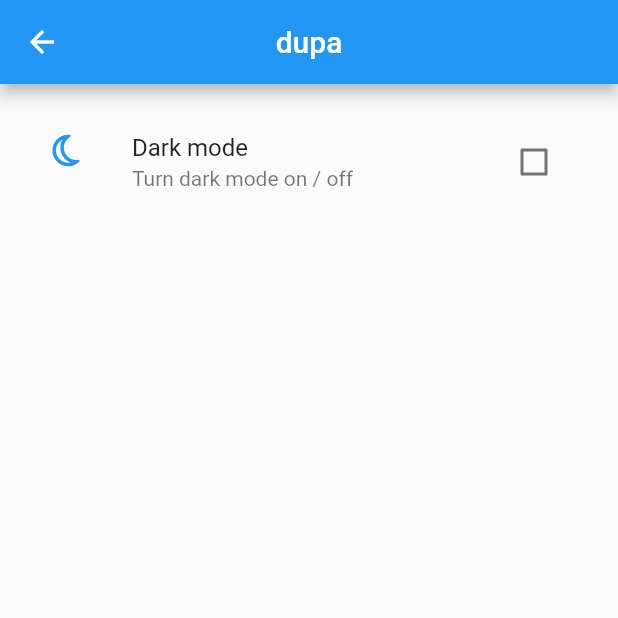
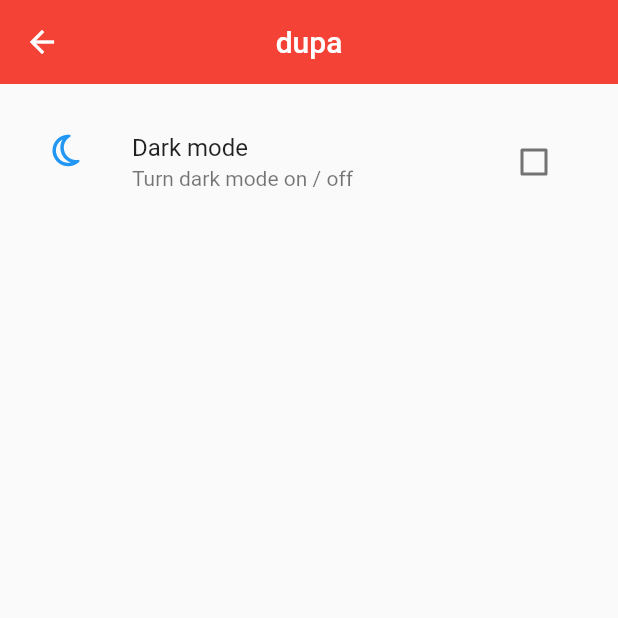
Before and after one commit to PatrykWysocki5140/fueler, a Flutter app: the screen it shows after launch, after a tap on the "settings" icon, on a phone screen of 412 x 824 dp, the top half of it. Run offline on Flutter 3.47's test engine with Material 2 defaults, Android fonts, the phone set to English and light mode, and no system bars; our stand-ins replace font_awesome_flutter, shared_preferences; generated files the repository leaves out were written again.

Commit message:
theme notifier fix

```diff
--- a/lib/main.dart
+++ b/lib/main.dart
@@ -3,6 +3,7 @@ import 'package:flutter_gen/gen_l10n/app_localizations.dart';
 import 'package:flutter_localizations/flutter_localizations.dart';
 import 'package:fueler/notifiers/LanguageNotifier.dart';
 import 'package:fueler/notifiers/ThemeNotifier.dart';
+import 'package:fueler/settings/themes/styles.dart';
 import 'package:fueler/widgets/language-switcher.dart';
 import 'package:fueler/widgets/theme_mode.dart';
 import 'package:provider/provider.dart';
@@ -13,20 +14,24 @@ void main() async {
       ChangeNotifierProvider(create: (context) => LanguageNotifier()),
       ChangeNotifierProvider<NightMode>.value(value: NightMode())
     ],
-    child: MyApp(),
+    child: const MyApp(),
   ));
 }
 
 class MyApp extends StatelessWidget {
-  //const MyApp({Key? key}) : super(key: key);
+  const MyApp({Key? key}) : super(key: key);
 
   @override
-  Widget build(BuildContext context) {
-    NightMode usertheme = Provider.of<NightMode>(context);
-    return Consumer<LanguageNotifier>(
-        builder: (context, languages, child) => MaterialApp(
+  Widget build(BuildContext context) => Consumer<NightMode>(
+      builder: (context, nightMode, child) => Consumer<LanguageNotifier>(
+          builder: (context, languages, child) => FutureBuilder<ThemeData>(
+              future: nightMode.getTheme(),
+              initialData: Styles.themeData(false),
+              builder: (BuildContext context,
+                      AsyncSnapshot<ThemeData> themeData) =>
+                  MaterialApp(
                       title: 'test apki',
-            theme: usertheme.getTheme(),
+                      theme: themeData.data,
                       localizationsDelegates: const [
                         AppLocalizations.delegate,
                         GlobalMaterialLocalizations.delegate,
@@ -36,9 +41,8 @@ class MyApp extends StatelessWidget {
                       supportedLocales:
                           languages.languages.entries.map((e) => Locale(e.key)),
                       locale: Locale(languages.language.key),
-            home: child ?? const SizedBox.shrink()),
-        child: const MyHomePage(title: 'Flutter Demo Home Page'));
-  }
+                      home: child ?? const SizedBox.shrink())),
+          child: const MyHomePage(title: 'Flutter Demo Home Page')));
 }
 
 class MyHomePage extends StatefulWidget {
@@ -87,8 +91,6 @@ class _MyHomePageState extends State<MyHomePage> {
               tooltip: 'Increment',
               child: const Icon(Icons.plus_one),
             )
-
-            ///
           ],
         ),
       ),
--- a/lib/notifiers/ThemeNotifier.dart
+++ b/lib/notifiers/ThemeNotifier.dart
@@ -1,75 +1,19 @@
 import 'package:flutter/material.dart';
 import 'package:fueler/settings/themes/styles.dart';
-import 'package:provider/provider.dart';
 import 'package:shared_preferences/shared_preferences.dart';
 
-/*
 class NightMode extends ChangeNotifier {
-  ThemeData themeMode = ThemeData.light();
-  bool _isEnabled = false;
-  set userthemeMode(ThemeData themedata) {
-    themeMode = themedata;
+  final String preferencesKey = "dark_mode_enabled";
+
+  Future<ThemeData> getTheme() => SharedPreferences.getInstance().then(
+      (value) => Styles.themeData(value.getBool(preferencesKey) ?? false));
+
+  Future<bool> get enabled => SharedPreferences.getInstance()
+      .then((value) => value.getBool(preferencesKey) ?? false);
+
+  Future<void> switchTheme() async {
+    await SharedPreferences.getInstance().then((value) => value.setBool(
+        preferencesKey, !(value.getBool(preferencesKey) ?? true)));
     notifyListeners();
   }
-
-  getTheme() {
-    var themevalue;
-    SharedPreferences.getInstance().then((v) {
-      themevalue = v.getBool("night_mode_enabled");
-    }).then((_) {
-      if (themevalue) {
-        themeMode = ThemeData.dark();
-        notifyListeners();
-        _isEnabled = true;
-      }
-    });
-
-    return themeMode;
-  }
-
-  set enabled(value) {
-    _isEnabled = value;
-    SharedPreferences.getInstance().then((v) {
-      v.setBool("night_mode_enabled", _isEnabled);
-    });
-  }
-
-  getEnabled() {
-    return _isEnabled;
-  }
 }
-*/
-class NightMode extends ChangeNotifier {
-  ThemeData themeMode = ThemeData.light();
-  bool _isEnabled = false;
-  set userthemeMode(ThemeData themedata) {
-    themeMode = themedata;
-    notifyListeners();
-  }
-
-  getTheme() {
-    var themevalue;
-    SharedPreferences.getInstance().then((v) {
-      themevalue = v.getBool("night_mode_enabled");
-    }).then((_) {
-      if (themevalue) {
-        themeMode = Styles.themeData(true);
-        notifyListeners();
-        _isEnabled = true;
-      }
-    });
-
-    return themeMode;
-  }
-
-  set enabled(value) {
-    _isEnabled = value;
-    SharedPreferences.getInstance().then((v) {
-      v.setBool("night_mode_enabled", _isEnabled);
-    });
-  }
-
-  getEnabled() {
-    return _isEnabled;
-  }
-}
--- a/lib/widgets/theme_mode.dart
+++ b/lib/widgets/theme_mode.dart
@@ -11,8 +11,6 @@ class Settings extends StatefulWidget {
 }
 
 class _SettingsState extends State<Settings> {
-  // ignore: prefer_typing_uninitialized_variables
-  var checked;
   @override
   Widget build(BuildContext context) {
     return Scaffold(
@@ -35,10 +33,12 @@ class _SettingsState extends State<Settings> {
   }
 
   Widget settingsWidget(name, icon, context) {
-    NightMode usertheme = Provider.of<NightMode>(context);
-    checked = usertheme.getEnabled();
-
-    return ListTile(
+    return Consumer<NightMode>(
+        builder: (context, nightMode, child) => FutureBuilder(
+            future: nightMode.enabled,
+            initialData: false,
+            builder: (BuildContext context, AsyncSnapshot<bool> snapshot) =>
+                ListTile(
                     title: Text(name),
                     subtitle: const Text("Turn dark mode on / off"),
                     leading: Icon(
@@ -46,30 +46,13 @@ class _SettingsState extends State<Settings> {
                       color: Colors.blue,
                     ),
                     onTap: () {
-          setState(() {
-            checked = !checked;
-            if (checked) {
-              usertheme.userthemeMode = ThemeData.dark();
-            } else {
-              usertheme.userthemeMode = ThemeData.light();
-            }
-            usertheme.enabled = checked;
-          });
+                      nightMode.switchTheme();
                     },
                     trailing: Checkbox(
                       onChanged: (value) {
-            setState(() {
-              checked = value;
-
-              if (checked) {
-                usertheme.userthemeMode = ThemeData.dark();
-              } else {
-                usertheme.userthemeMode = ThemeData.light();
-              }
-              usertheme.enabled = checked;
-            });
+                        nightMode.switchTheme();
                       },
-          value: checked,
-        ));
+                      value: snapshot.data,
+                    ))));
   }
 }
```
Also changed, not shown: pubspec.lock, 1 other file. Lines whose indentation alone changed are shown as unchanged.
